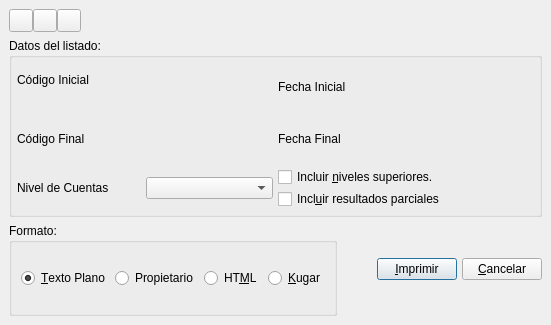
Before: the Qt Designer form bulmages/bulmacont/src/contabilidad/balanceprintbase.ui in eboladev/Bulmages-1, drawn with Qt 5.
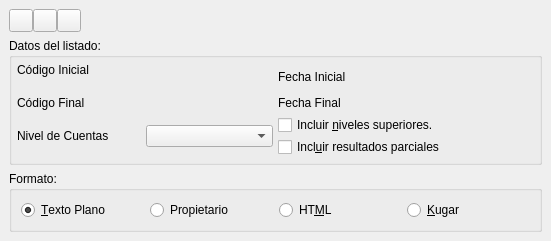
After: the same form once the commit is applied. Icons and pictures are not drawn. Custom widgets are drawn as their Qt base class.

The edit to the form file:
```diff
--- a/bulmages/bulmacont/src/contabilidad/balanceprintbase.ui
+++ b/bulmages/bulmacont/src/contabilidad/balanceprintbase.ui
@@ -9,7 +9,7 @@
     <x>0</x>
     <y>0</y>
     <width>551</width>
-    <height>325</height>
+    <height>239</height>
    </rect>
   </property>
   <property name="windowTitle" >
@@ -326,49 +326,6 @@
        </layout>
       </widget>
      </item>
-     <item>
-      <layout class="QHBoxLayout" >
-       <property name="margin" >
-        <number>0</number>
-       </property>
-       <property name="spacing" >
-        <number>5</number>
-       </property>
-       <item>
-        <spacer>
-         <property name="orientation" >
-          <enum>Qt::Horizontal</enum>
-         </property>
-         <property name="sizeType" >
-          <enum>QSizePolicy::Expanding</enum>
-         </property>
-         <property name="sizeHint" >
-          <size>
-           <width>45</width>
-           <height>93</height>
-          </size>
-         </property>
-        </spacer>
-       </item>
-       <item>
-        <widget class="QPushButton" name="pushButton1" >
-         <property name="text" >
-          <string>&amp;Imprimir</string>
-         </property>
-         <property name="default" >
-          <bool>true</bool>
-         </property>
-        </widget>
-       </item>
-       <item>
-        <widget class="QPushButton" name="pushButton2" >
-         <property name="text" >
-          <string>&amp;Cancelar</string>
-         </property>
-        </widget>
-       </item>
-      </layout>
-     </item>
     </layout>
    </item>
   </layout>
@@ -378,14 +335,14 @@
  <customwidgets>
   <customwidget>
    <class>BusquedaFecha</class>
-   <extends></extends>
+   <extends>QWidget</extends>
    <header>../../../bulmalib/busquedafecha.h</header>
    <container>0</container>
    <pixmap></pixmap>
   </customwidget>
   <customwidget>
    <class>BusquedaCuenta</class>
-   <extends></extends>
+   <extends>QWidget</extends>
    <header>busquedacuenta.h</header>
    <container>0</container>
    <pixmap></pixmap>
```
Left out of the diff: 32 changed lines with no effect on the pictures.
